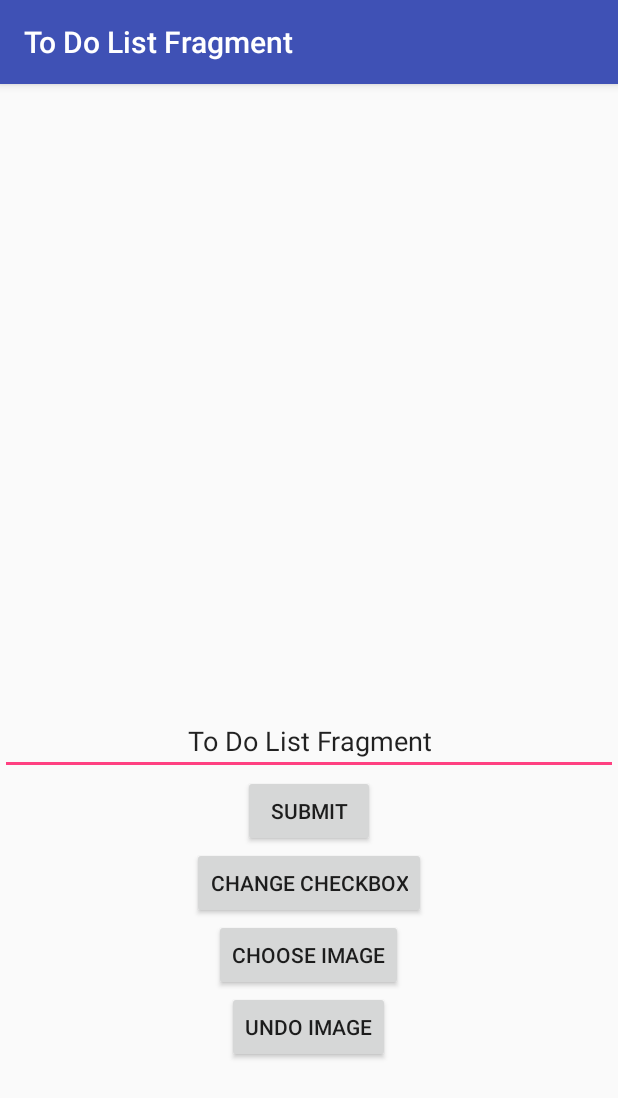
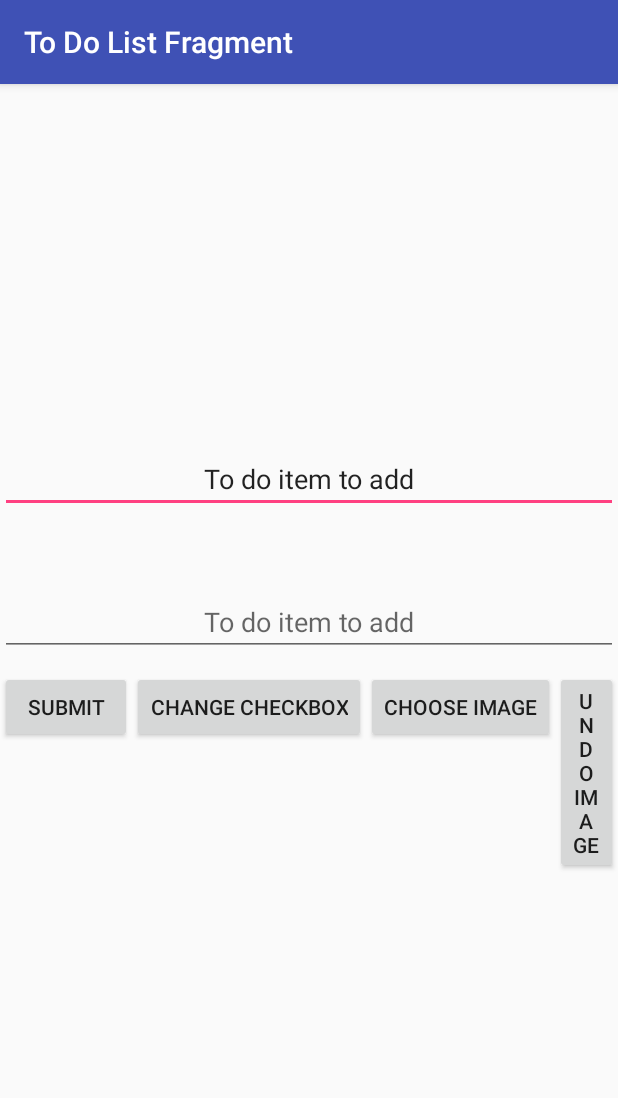
Before and after one commit to nguyendanhkhoa/AndroidApp, an Android app: the EditScreen screen opened directly, with no data from a screen before it, on a phone screen of 412 x 824 dp. Shown: the top 1098 px of the screen. Run offline under Robolectric (Android 15) with nearby library versions, the phone set to English and light mode, and no system bars; pictures from the network do not load; 2 statements that could not run were skipped.

Commit message:
99% requirement done

```diff
--- a/FragmentCommunication/ToDoListFragment/app/src/main/java/com/example/khoanguyen1/todolistfragment/EditScreen.java
+++ b/FragmentCommunication/ToDoListFragment/app/src/main/java/com/example/khoanguyen1/todolistfragment/EditScreen.java
@@ -30,134 +30,146 @@ public class EditScreen extends AppCompatActivity {
         super.onCreate(savedInstanceState);
         setContentView(R.layout.edit_screen);
 
-        final EditText et = (EditText) findViewById(R.id.edit_text_2);
-        Button button = (Button) findViewById(R.id.button);
-        Button changeCheck = (Button) findViewById(R.id.check);
-        Button chooseImage = (Button) findViewById(R.id.choose_image);
-        iv = (ImageView) findViewById(R.id.image_view);
-
-        Button removeImage = (Button) findViewById(R.id.undo_image);
-
-
         Intent intent = getIntent();
 
         id = intent.getIntExtra("id", 1);
-        System.out.println(id);
-
-        try {
-            File f = new File(EntryList.todoList.get(id).getImagePath());
-            Bitmap b = null;
-            try {
-                b = BitmapFactory.decodeStream(new FileInputStream(f));
-            } catch (FileNotFoundException e) {
-                e.printStackTrace();
-            }
-            iv.setImageBitmap(b);
-        }
-        catch (NullPointerException e){
-            //e.printStackTrace();
-        }
-
-        et.setOnKeyListener(new View.OnKeyListener() {
-            @Override
-            public boolean onKey(View v, int keyCode, KeyEvent event) {
-                if (et.getText().length() > 0
-                        && event.getAction() == KeyEvent.ACTION_DOWN
-                        && keyCode == KeyEvent.KEYCODE_ENTER) {
-
-                    EntryList.todoList.get(id).setName(et.getText().toString());
-                    todoItemListActivity.todoAdapter.notifyDataSetChanged();
-                    return true;
-                } else {
-                    return false;
-                }
-            }
-        });
-
-        button.setOnClickListener(new View.OnClickListener() {
-            @Override
-            public void onClick(View v) {
-                String text = et.getText().toString();
-                if (!text.isEmpty()) {
-                    EntryList.todoList.get(id).setName(text);
-                    todoItemListActivity.todoAdapter.notifyDataSetChanged();
-                }
-
-            }
-        });
-
-        removeImage.setOnClickListener(new View.OnClickListener() {
-            @Override
-            public void onClick(View v) {
-                    EntryList.todoList.get(id).setmImagePath("");
-                todoItemListActivity.todoAdapter.notifyDataSetChanged();
-
-            }
-        });
-
-        changeCheck.setOnClickListener(new View.OnClickListener() {
-            @Override
-            public void onClick(View v) {
-                boolean checked = EntryList.todoList.get(id).getChecked();
-                EntryList.todoList.get(id).setChecked(!checked);
-                todoItemListActivity.todoAdapter.notifyDataSetChanged();
-            }
-        });
-
-        chooseImage.setOnClickListener(new View.OnClickListener() {
-            @Override
-            public void onClick(View v) {
-                Intent intent = new Intent();
-                intent.setAction(Intent.ACTION_GET_CONTENT);
-                intent.setType("image/*");
-                startActivityForResult(intent, 100);
-            }
-        });
+        Bundle arguments = new Bundle();
+        arguments.putInt(todoItemDetailFragment.ARG_ITEM_ID, id);
+        todoItemDetailFragment fragment = new todoItemDetailFragment();
+//        if(fragment == null) {
+            fragment.setArguments(arguments);
+            getSupportFragmentManager().beginTransaction()
+                    .replace(R.id.todoitem_detail_container, fragment)
+                    .commit();
+//        }
+//        final EditText et = (EditText) findViewById(R.id.edit_text_2);
+//        Button button = (Button) findViewById(R.id.button);
+//        Button changeCheck = (Button) findViewById(R.id.check);
+//        Button chooseImage = (Button) findViewById(R.id.choose_image);
+//        iv = (ImageView) findViewById(R.id.image_view);
+//
+//        Button removeImage = (Button) findViewById(R.id.undo_image);
+//
+//
+//        Intent intent = getIntent();
+//
+//        id = intent.getIntExtra("id", 1);
+//        System.out.println(id);
+//
+//        try {
+//            File f = new File(EntryList.todoList.get(id).getImagePath());
+//            Bitmap b = null;
+//            try {
+//                b = BitmapFactory.decodeStream(new FileInputStream(f));
+//            } catch (FileNotFoundException e) {
+//                e.printStackTrace();
+//            }
+//            iv.setImageBitmap(b);
+//        }
+//        catch (NullPointerException e){
+//            //e.printStackTrace();
+//        }
+//
+//        et.setOnKeyListener(new View.OnKeyListener() {
+//            @Override
+//            public boolean onKey(View v, int keyCode, KeyEvent event) {
+//                if (et.getText().length() > 0
+//                        && event.getAction() == KeyEvent.ACTION_DOWN
+//                        && keyCode == KeyEvent.KEYCODE_ENTER) {
+//
+//                    EntryList.todoList.get(id).setName(et.getText().toString());
+//                    todoItemListActivity.todoAdapter.notifyDataSetChanged();
+//                    return true;
+//                } else {
+//                    return false;
+//                }
+//            }
+//        });
+//
+//        button.setOnClickListener(new View.OnClickListener() {
+//            @Override
+//            public void onClick(View v) {
+//                String text = et.getText().toString();
+//                if (!text.isEmpty()) {
+//                    EntryList.todoList.get(id).setName(text);
+//                    todoItemListActivity.todoAdapter.notifyDataSetChanged();
+//                }
+//
+//            }
+//        });
+//
+//        removeImage.setOnClickListener(new View.OnClickListener() {
+//            @Override
+//            public void onClick(View v) {
+//                    EntryList.todoList.get(id).setmImagePath("");
+//                todoItemListActivity.todoAdapter.notifyDataSetChanged();
+//
+//            }
+//        });
+//
+//        changeCheck.setOnClickListener(new View.OnClickListener() {
+//            @Override
+//            public void onClick(View v) {
+//                boolean checked = EntryList.todoList.get(id).getChecked();
+//                EntryList.todoList.get(id).setChecked(!checked);
+//                todoItemListActivity.todoAdapter.notifyDataSetChanged();
+//            }
+//        });
+//
+//        chooseImage.setOnClickListener(new View.OnClickListener() {
+//            @Override
+//            public void onClick(View v) {
+//                Intent intent = new Intent();
+//                intent.setAction(Intent.ACTION_GET_CONTENT);
+//                intent.setType("image/*");
+//                startActivityForResult(intent, 100);
+//            }
+//        });
     }
 
-    @Override
-    protected void onActivityResult(int requestCode, int resultCode, Intent data) {
-        // Check which request we're responding to
-        if (requestCode == 100) {
-            // Make sure the request was successful
-            if (resultCode == RESULT_OK) {
-                // The user picked a contact.
-                // The Intent's data Uri identifies which contact was selected.
-                Uri uri = data.getData();
-                // Do something with the contact here (bigger example below)
-                //iv.setImageURI(uri);
-                File dir = getFilesDir();
-                File writeToMe = null;
-
-                try {
-                    Bitmap bitmap = MediaStore.Images.Media.getBitmap(this.getContentResolver(), uri);
-
-                    writeToMe = new File(dir, ""+ System.currentTimeMillis());
-
-                    FileOutputStream fos;
-                    fos = new FileOutputStream(writeToMe);
-                    // Use the compress method on the BitMap object to write image to the OutputStream
-                    bitmap.compress(Bitmap.CompressFormat.PNG, 100, fos);
-                    fos.close();
-                } catch (Exception e) {
-                    e.printStackTrace();
-                }
-
-                EntryList.todoList.get(id).setmImagePath(writeToMe.getAbsolutePath());
-                EntryList.todoList.get(id).setImageId(id +"");
-
-                todoItemListActivity.todoAdapter.notifyDataSetChanged();
-
-                File f=new File(writeToMe.getAbsolutePath());
-                Bitmap b = null;
-                try {
-                    b = BitmapFactory.decodeStream(new FileInputStream(f));
-                } catch (FileNotFoundException e) {
-                    e.printStackTrace();
-                }
-                iv.setImageBitmap(b);
-            }
-        }
-    }
+//    @Override
+//    protected void onActivityResult(int requestCode, int resultCode, Intent data) {
+//        // Check which request we're responding to
+//        if (requestCode == 100) {
+//            // Make sure the request was successful
+//            if (resultCode == RESULT_OK) {
+//                // The user picked a contact.
+//                // The Intent's data Uri identifies which contact was selected.
+//                Uri uri = data.getData();
+//                // Do something with the contact here (bigger example below)
+//                //iv.setImageURI(uri);
+//                File dir = getFilesDir();
+//                File writeToMe = null;
+//
+//                try {
+//                    Bitmap bitmap = MediaStore.Images.Media.getBitmap(this.getContentResolver(), uri);
+//
+//                    writeToMe = new File(dir, ""+ System.currentTimeMillis());
+//
+//                    FileOutputStream fos;
+//                    fos = new FileOutputStream(writeToMe);
+//                    // Use the compress method on the BitMap object to write image to the OutputStream
+//                    bitmap.compress(Bitmap.CompressFormat.PNG, 100, fos);
+//                    fos.close();
+//                } catch (Exception e) {
+//                    e.printStackTrace();
+//                }
+//
+//                EntryList.todoList.get(id).setmImagePath(writeToMe.getAbsolutePath());
+//                EntryList.todoList.get(id).setImageId(id +"");
+//
+//                todoItemListActivity.todoAdapter.notifyDataSetChanged();
+//
+//                File f=new File(writeToMe.getAbsolutePath());
+//                Bitmap b = null;
+//                try {
+//                    b = BitmapFactory.decodeStream(new FileInputStream(f));
+//                } catch (FileNotFoundException e) {
+//                    e.printStackTrace();
+//                }
+//                iv.setImageBitmap(b);
+//            }
+//        }
+//    }
 
 }
--- a/FragmentCommunication/ToDoListFragment/app/src/main/res/layout/edit_screen.xml
+++ b/FragmentCommunication/ToDoListFragment/app/src/main/res/layout/edit_screen.xml
@@ -1,51 +1,56 @@
 <?xml version="1.0" encoding="utf-8"?>
 <LinearLayout xmlns:android="http://schemas.android.com/apk/res/android"
+    xmlns:tools="http://schemas.android.com/tools"
     android:orientation="vertical"
     android:layout_width="match_parent"
     android:layout_gravity="center_horizontal|center_vertical"
     android:layout_height="wrap_content">
 
-    <ImageView
-        android:layout_width="200dp"
-        android:layout_height="300dp"
-        android:id="@+id/image_view"
-        android:layout_gravity="center_horizontal"/>
+    <!--<ImageView-->
+        <!--android:layout_width="200dp"-->
+        <!--android:layout_height="300dp"-->
+        <!--android:id="@+id/image_view"-->
+        <!--android:layout_gravity="center_horizontal"/>-->
 
-    <EditText
-        android:id="@+id/edit_text_2"
+    <!--<EditText-->
+        <!--android:id="@+id/edit_text_2"-->
+        <!--android:layout_width="match_parent"-->
+        <!--android:layout_height="wrap_content"-->
+        <!--android:text="@string/app_name"-->
+        <!--android:gravity="center_horizontal"-->
+        <!--android:singleLine="true"/>-->
+    <!--<Button-->
+        <!--android:layout_width="wrap_content"-->
+        <!--android:layout_height="wrap_content"-->
+        <!--android:text="Submit"-->
+        <!--android:layout_gravity="center_horizontal"-->
+        <!--android:id="@+id/button"/>-->
+
+    <!--<Button-->
+        <!--android:layout_width="wrap_content"-->
+        <!--android:layout_height="wrap_content"-->
+        <!--android:text="Change Checkbox"-->
+        <!--android:layout_gravity="center_horizontal"-->
+        <!--android:id="@+id/check"/>-->
+
+    <!--<Button-->
+        <!--android:layout_width="wrap_content"-->
+        <!--android:layout_height="wrap_content"-->
+        <!--android:text="Choose Image"-->
+        <!--android:layout_gravity="center_horizontal"-->
+        <!--android:id="@+id/choose_image"/>-->
+
+    <!--<Button-->
+        <!--android:layout_width="wrap_content"-->
+        <!--android:layout_height="wrap_content"-->
+        <!--android:text="Undo Image"-->
+        <!--android:layout_gravity="center_horizontal"-->
+        <!--android:id="@+id/undo_image"/>-->
+
+    <FrameLayout
+        android:id="@+id/todoitem_detail_container"
         android:layout_width="match_parent"
-        android:layout_height="wrap_content"
-        android:text="@string/app_name"
-        android:gravity="center_horizontal"
-        android:singleLine="true"/>
-    <Button
-        android:layout_width="wrap_content"
-        android:layout_height="wrap_content"
-        android:text="Submit"
-        android:layout_gravity="center_horizontal"
-        android:id="@+id/button"/>
-
-    <Button
-        android:layout_width="wrap_content"
-        android:layout_height="wrap_content"
-        android:text="Change Checkbox"
-        android:layout_gravity="center_horizontal"
-        android:id="@+id/check"/>
-
-    <Button
-        android:layout_width="wrap_content"
-        android:layout_height="wrap_content"
-        android:text="Choose Image"
-        android:layout_gravity="center_horizontal"
-        android:id="@+id/choose_image"/>
-
-    <Button
-        android:layout_width="wrap_content"
-        android:layout_height="wrap_content"
-        android:text="Undo Image"
-        android:layout_gravity="center_horizontal"
-        android:id="@+id/undo_image"/>
-
-
+        android:layout_height="match_parent"
+        android:layout_weight="3" />
 
 </LinearLayout>
--- a/FragmentCommunication/ToDoListFragment/app/src/main/res/layout/todoitem_detail.xml
+++ b/FragmentCommunication/ToDoListFragment/app/src/main/res/layout/todoitem_detail.xml
@@ -4,6 +4,14 @@
     android:layout_gravity="center_horizontal|center_vertical"
     android:layout_height="wrap_content">
 
+    <EditText android:layout_height="wrap_content"
+        android:layout_width="match_parent"
+        android:id="@+id/description"
+        android:gravity="center_horizontal"
+        android:text="@string/description"
+        android:singleLine="true">
+
+    </EditText>
     <ImageView
         android:layout_width="50dp"
         android:layout_height="50dp"
--- a/FragmentCommunication/ToDoListFragment/app/src/main/res/values/strings.xml
+++ b/FragmentCommunication/ToDoListFragment/app/src/main/res/values/strings.xml
@@ -2,4 +2,6 @@
     <string name="app_name">To Do List Fragment</string>
     <string name="title_todoitem_detail">todoItem Detail</string>
     <string name="todo_hint">To do item to add</string>
+    <string name="description">To do item to add</string>
+
 </resources>
```
Also changed, not shown: FragmentCommunication/ToDoListFragment/app/src/main/java/com/example/khoanguyen1/todolistfragment/TodoListUtils.java (+7 -4 lines), FragmentCommunication/ToDoListFragment/app/src/main/java/com/example/khoanguyen1/todolistfragment/todoItemDetailFragment.java (+32 -0 lines), FragmentCommunication/ToDoListFragment/app/src/main/java/com/example/khoanguyen1/todolistfragment/todoItemListActivity.java (+16 -0 lines).
